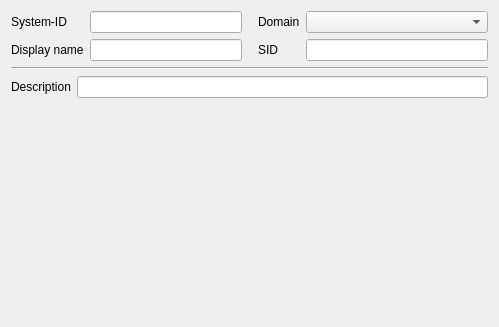
Old version of the form agent/src/clacks/agent/data/templates/default/samba-ws.ui in the repository gonicus/clacks.
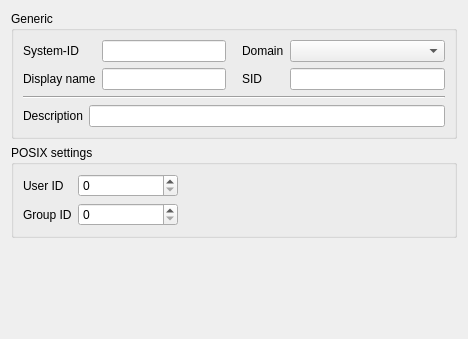
New version of the form. Icons and pictures are not drawn.

Commit message: Added uid/gidnumbers

```diff
--- a/agent/src/clacks/agent/data/templates/default/samba-ws.ui
+++ b/agent/src/clacks/agent/data/templates/default/samba-ws.ui
@@ -6,8 +6,8 @@
    <rect>
     <x>0</x>
     <y>0</y>
-    <width>499</width>
-    <height>327</height>
+    <width>468</width>
+    <height>339</height>
    </rect>
   </property>
   <property name="windowTitle">
@@ -20,8 +20,16 @@
   <property name="categoryTitle" stdset="0">
    <string>Windows Workstation</string>
   </property>
-  <layout class="QGridLayout" name="gridLayout">
+  <layout class="QVBoxLayout" name="verticalLayout_2">
+   <item>
+    <widget class="QGroupBox" name="groupBox_2">
+     <property name="title">
+      <string>Generic</string>
+     </property>
+     <layout class="QGridLayout" name="gridLayout_2">
    <item row="0" column="0">
+       <layout class="QVBoxLayout" name="verticalLayout">
+        <item>
     <layout class="QHBoxLayout" name="horizontalLayout">
      <item>
       <layout class="QFormLayout" name="formLayout">
@@ -104,15 +112,18 @@
      </item>
     </layout>
    </item>
-   <item row="1" column="0">
+        <item>
     <widget class="Line" name="line">
      <property name="orientation">
       <enum>Qt::Horizontal</enum>
      </property>
     </widget>
    </item>
-   <item row="2" column="0">
+        <item>
     <layout class="QFormLayout" name="formLayout_3">
+          <property name="fieldGrowthPolicy">
+           <enum>QFormLayout::ExpandingFieldsGrow</enum>
+          </property>
      <item row="0" column="0">
       <widget class="QLabel" name="descriptionLabel">
        <property name="text">
@@ -126,7 +137,67 @@
      <item row="0" column="1">
       <widget class="QLineEdit" name="descriptionEdit"/>
      </item>
+         </layout>
+        </item>
+       </layout>
+      </item>
+     </layout>
+    </widget>
+   </item>
+   <item>
+    <widget class="QGroupBox" name="groupBox">
+     <property name="title">
+      <string>POSIX settings</string>
+     </property>
+     <layout class="QGridLayout" name="gridLayout">
+      <item row="0" column="0">
+       <layout class="QFormLayout" name="formLayout_4">
+        <item row="0" column="0">
+         <widget class="QLabel" name="uidNumberLabel">
+          <property name="text">
+           <string>User ID</string>
+          </property>
+          <property name="buddy">
+           <cstring>uidNumberEdit</cstring>
+          </property>
+         </widget>
+        </item>
+        <item row="0" column="1">
+         <widget class="QSpinBox" name="uidNumberEdit">
+          <property name="maximumSize">
+           <size>
+            <width>100</width>
+            <height>16777215</height>
+           </size>
+          </property>
+         </widget>
+        </item>
+        <item row="1" column="0">
+         <widget class="QLabel" name="gidNumberLabel">
+          <property name="text">
+           <string>Group ID</string>
+          </property>
+          <property name="buddy">
+           <cstring>gidNumberEdit</cstring>
+          </property>
+         </widget>
+        </item>
      <item row="1" column="1">
+         <widget class="QSpinBox" name="gidNumberEdit">
+          <property name="maximumSize">
+           <size>
+            <width>100</width>
+            <height>16777215</height>
+           </size>
+          </property>
+         </widget>
+        </item>
+       </layout>
+      </item>
+     </layout>
+    </widget>
+   </item>
+   <item>
       <spacer name="verticalSpacer">
        <property name="orientation">
         <enum>Qt::Vertical</enum>
@@ -134,12 +205,10 @@
        <property name="sizeHint" stdset="0">
         <size>
          <width>20</width>
-         <height>40</height>
+       <height>108</height>
         </size>
        </property>
       </spacer>
-     </item>
-    </layout>
    </item>
   </layout>
  </widget>
```
Left out of the diff: 52 changed lines with no effect on the pictures. Lines whose indentation alone changed are shown as unchanged.
